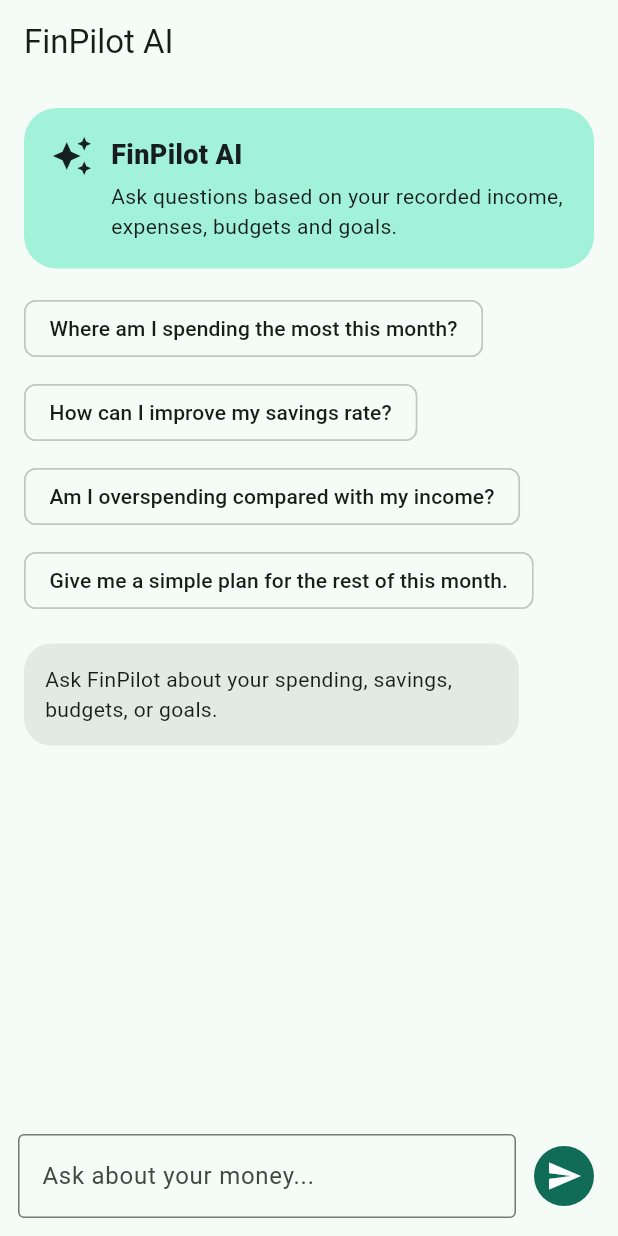
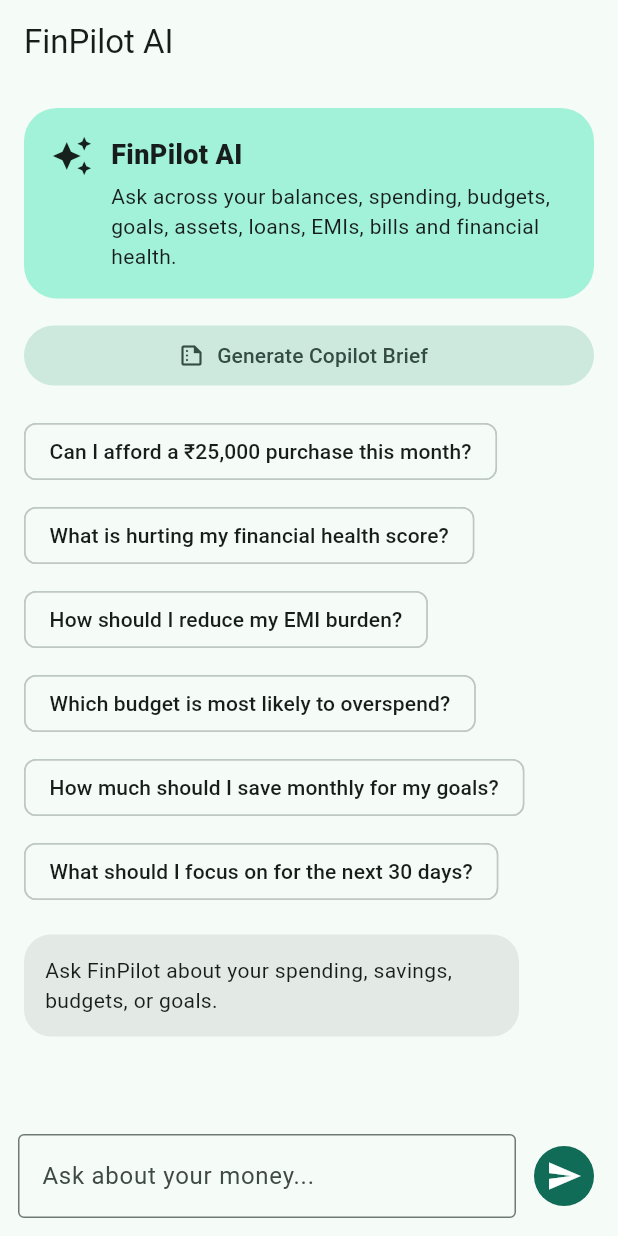
Before and after one commit to sufailalayin/finpilot, a Flutter app: the AIScreen screen opened directly with empty values, on a phone screen of 412 x 824 dp. Run offline on Flutter 3.47's test engine with Material 3 defaults, Android fonts, the phone set to English and light mode, and no system bars; our stand-ins replace dio, flutter_secure_storage, in_app_purchase; accounts and stored records are empty.

Commit message:
mobile: upgrade AI Copilot prompts and brief

```diff
--- a/mobile/lib/features/ai/ai_screen.dart
+++ b/mobile/lib/features/ai/ai_screen.dart
@@ -27,11 +27,37 @@
   bool _loading = false;
 
   final _prompts = const [
-    'Where am I spending the most this month?',
-    'How can I improve my savings rate?',
-    'Am I overspending compared with my income?',
-    'Give me a simple plan for the rest of this month.',
+    'Can I afford a ₹25,000 purchase this month?',
+    'What is hurting my financial health score?',
+    'How should I reduce my EMI burden?',
+    'Which budget is most likely to overspend?',
+    'How much should I save monthly for my goals?',
+    'What should I focus on for the next 30 days?',
   ];
+
+  Future<void> _brief() async {
+    if (_loading) return;
+    setState(() => _loading = true);
+    try {
+      final answer = await _ai.brief();
+      if (!mounted) return;
+      setState(() {
+        _messages.add({
+          'role': 'assistant',
+          'text': 'Copilot Brief\n\n' + answer,
+        });
+      });
+    } on DioException catch (error) {
+      final detail = error.response?.data;
+      final message = detail is Map<String, dynamic> && detail['detail'] != null
+          ? detail['detail'].toString()
+          : 'FinPilot AI is unavailable right now.';
+      if (!mounted) return;
+      setState(() => _messages.add({'role': 'assistant', 'text': message}));
+    } finally {
+      if (mounted) setState(() => _loading = false);
+    }
+  }
 
   Future<void> _send() async {
     final question = _question.text.trim();
@@ -99,12 +125,21 @@
                             ),
                             SizedBox(height: 5),
                             Text(
-                              'Ask questions based on your recorded income, expenses, budgets and goals.',
+                              'Ask across your balances, spending, budgets, goals, assets, loans, EMIs, bills and financial health.',
                             ),
                           ],
                         ),
                       ),
                     ],
+                  ),
+                ),
+                const SizedBox(height: 14),
+                SizedBox(
+                  width: double.infinity,
+                  child: FilledButton.tonalIcon(
+                    onPressed: _loading ? null : _brief,
+                    icon: const Icon(Icons.summarize_outlined),
+                    label: const Text('Generate Copilot Brief'),
                   ),
                 ),
                 const SizedBox(height: 16),
```
